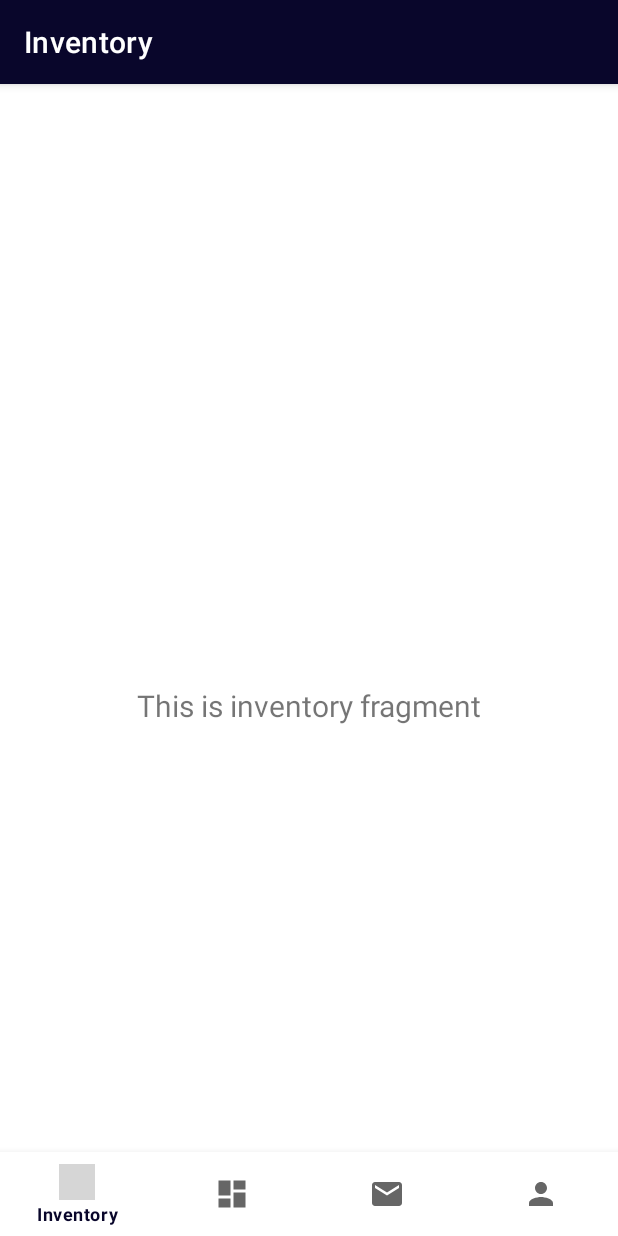
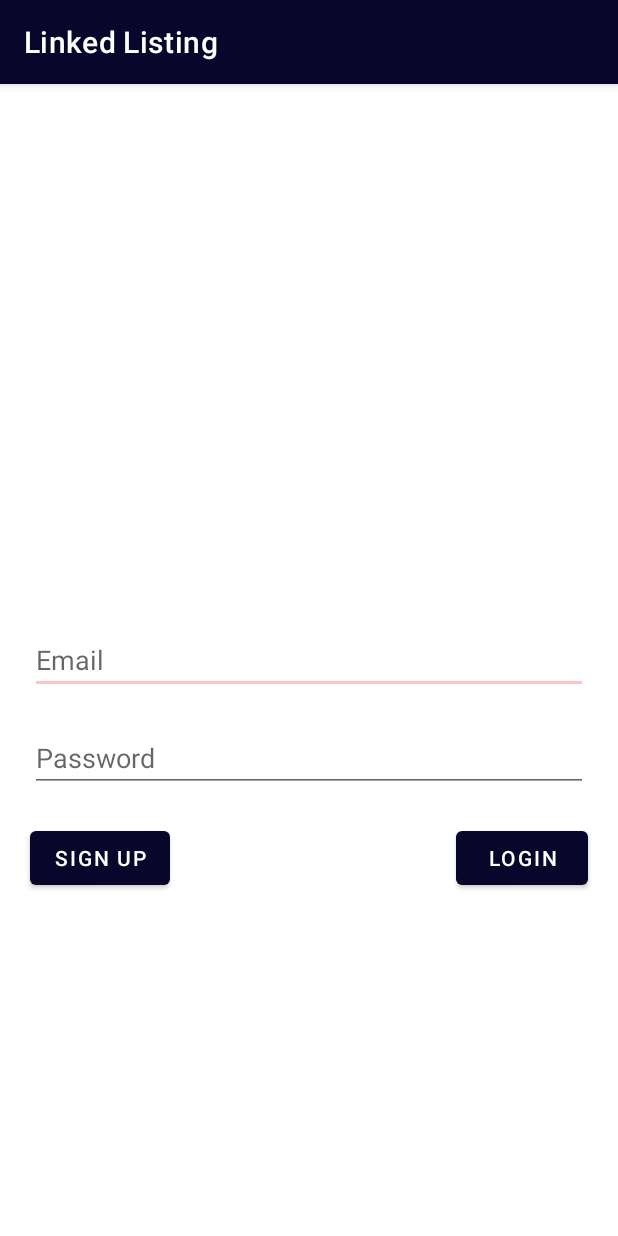
Before and after one commit to dylans1lk/LinkedListing, an Android app: the screen it shows after launch (MainActivity before the commit, SplashActivity after it), on a phone screen of 412 x 824 dp. Run offline under Robolectric (Android 15) with nearby library versions, the phone set to English and light mode, and no system bars; our stand-ins replace Firebase (no records; nobody signed in at launch, a user with empty details on screens opened directly); grey boxes are pictures that could not be loaded.

Commit message:
Implemented firebase login and logout

```diff
--- a/app/src/main/java/com/app/linkedlisting/SplashActivity.java
+++ b/app/src/main/java/com/app/linkedlisting/SplashActivity.java
@@ -2,36 +2,107 @@ package com.app.linkedlisting;
 
 import android.content.Intent;
 import android.os.Bundle;
-import android.os.Handler;
+import android.view.View;
+import android.widget.Button;
+import android.widget.EditText;
+import android.widget.Toast;
+import com.google.firebase.auth.FirebaseAuth;
+import com.google.firebase.auth.FirebaseUser;
+import androidx.appcompat.app.AppCompatActivity;
 
-import androidx.activity.EdgeToEdge;
-import androidx.appcompat.app.AppCompatActivity;
-import androidx.core.graphics.Insets;
-import androidx.core.view.ViewCompat;
-import androidx.core.view.WindowInsetsCompat;
 
 public class SplashActivity extends AppCompatActivity {
+
+    private FirebaseAuth mAuth;
+    private EditText emailEditText, passwordEditText;
+    private Button loginButton, signupButton;
 
     @Override
     protected void onCreate(Bundle savedInstanceState) {
         super.onCreate(savedInstanceState);
-        EdgeToEdge.enable(this);
         setContentView(R.layout.activity_splash);
-        ViewCompat.setOnApplyWindowInsetsListener(findViewById(R.id.main), (v, insets) -> {
-            Insets systemBars = insets.getInsets(WindowInsetsCompat.Type.systemBars());
-            v.setPadding(systemBars.left, systemBars.top, systemBars.right, systemBars.bottom);
-            return insets;
+
+        mAuth = FirebaseAuth.getInstance();
+
+        // Initialize UI elements
+        emailEditText = findViewById(R.id.emailEditText);
+        passwordEditText = findViewById(R.id.passwordEditText);
+        loginButton = findViewById(R.id.loginButton);
+        signupButton = findViewById(R.id.signupButton);
+
+        loginButton.setOnClickListener(v -> loginUser());
+        signupButton.setOnClickListener(v -> createUser());
+
+        checkUser();
+    }
+
+    private void checkUser() {
+        // Check if user is signed in (non-null) and update UI accordingly.
+        FirebaseUser currentUser = mAuth.getCurrentUser();
+        if (currentUser != null) {
+            // User is already logged in, redirect to MainActivity
+            navigateToMainActivity();
+        } else {
+            // No user is logged in, show login/signup UI
+            showLoginSignupUI();
+        }
+    }
+
+    private void showLoginSignupUI() {
+        // Make login/signup UI visible
+        emailEditText.setVisibility(View.VISIBLE);
+        passwordEditText.setVisibility(View.VISIBLE);
+        loginButton.setVisibility(View.VISIBLE);
+        signupButton.setVisibility(View.VISIBLE);
+    }
+
+    private void loginUser() {
+        String email = emailEditText.getText().toString().trim();
+        String password = passwordEditText.getText().toString().trim();
+
+        // Simple validation
+        if (email.isEmpty() || password.isEmpty()) {
+            Toast.makeText(this, "Please enter both email and password.", Toast.LENGTH_SHORT).show();
+            return;
+        }
+
+        // Authenticate the user
+        mAuth.signInWithEmailAndPassword(email, password).addOnCompleteListener(this, task -> {
+            if (task.isSuccessful()) {
+                // Sign in success, navigate to MainActivity
+                navigateToMainActivity();
+            } else {
+                // If sign in fails, display a message to the user.
+                Toast.makeText(SplashActivity.this, "Authentication failed.", Toast.LENGTH_SHORT).show();
+            }
         });
+    }
 
-        // allows the splash screen to be displayed for a set amount of time
-        // (change delayMillis for longer or shorter duration)
-        Handler handler = new Handler();
-        handler.postDelayed(new Runnable() {
-            @Override
-            public void run() {
-                startActivity(new Intent(SplashActivity.this,MainActivity.class));
-                finish();
+    private void createUser() {
+        String email = emailEditText.getText().toString().trim();
+        String password = passwordEditText.getText().toString().trim();
+
+        // Simple validation
+        if (email.isEmpty() || password.isEmpty()) {
+            Toast.makeText(this, "Please enter both email and password.", Toast.LENGTH_SHORT).show();
+            return;
+        }
+
+        // Create the user
+        mAuth.createUserWithEmailAndPassword(email, password).addOnCompleteListener(this, task -> {
+            if (task.isSuccessful()) {
+                // Sign up success, navigate to MainActivity
+                navigateToMainActivity();
+            } else {
+                // If sign up fails, display a message to the user.
+                Toast.makeText(SplashActivity.this, "Sign up failed.", Toast.LENGTH_SHORT).show();
             }
-        }, 5000);
+        });
+    }
+
+    private void navigateToMainActivity() {
+        Intent intent = new Intent(SplashActivity.this, MainActivity.class);
+        startActivity(intent);
+        finish();
     }
 }
--- a/app/src/main/res/layout/activity_splash.xml
+++ b/app/src/main/res/layout/activity_splash.xml
@@ -1,21 +1,51 @@
 <?xml version="1.0" encoding="utf-8"?>
-<!-- Gets the splash background and adds a loading circle onto it -->
 <RelativeLayout xmlns:android="http://schemas.android.com/apk/res/android"
-    xmlns:app="http://schemas.android.com/apk/res-auto"
     xmlns:tools="http://schemas.android.com/tools"
     android:id="@+id/main"
     android:layout_width="match_parent"
     android:layout_height="match_parent"
-    android:background="@drawable/ic_splash"
     tools:context=".SplashActivity">
 
-    <!-- Creates the loading circle -->
-    <ProgressBar
-        android:layout_width="80dp"
-        android:layout_height="80dp"
-        android:layout_alignParentBottom="true"
-        android:layout_centerHorizontal="true"
-        android:layout_marginBottom="280dp"
-        android:indeterminateTint="@color/blueWhite" />
+    <EditText
+        android:id="@+id/emailEditText"
+        android:layout_width="match_parent"
+        android:layout_height="wrap_content"
+        android:layout_centerInParent="true"
+        android:layout_marginStart="20dp"
+        android:layout_marginTop="20dp"
+        android:layout_marginEnd="20dp"
+        android:hint="@string/email"
+        android:inputType="textEmailAddress" />
+
+    <EditText
+        android:id="@+id/passwordEditText"
+        android:layout_width="match_parent"
+        android:layout_height="wrap_content"
+        android:layout_below="@id/emailEditText"
+        android:layout_marginStart="20dp"
+        android:layout_marginTop="20dp"
+        android:layout_marginEnd="20dp"
+        android:hint="@string/password"
+        android:inputType="textPassword" />
+
+    <Button
+        android:id="@+id/loginButton"
+        android:layout_width="wrap_content"
+        android:layout_height="wrap_content"
+        android:layout_below="@id/passwordEditText"
+        android:layout_marginTop="20dp"
+        android:layout_marginEnd="20dp"
+        android:layout_alignParentEnd="true"
+        android:text="@string/login" />
+
+    <Button
+        android:id="@+id/signupButton"
+        android:layout_width="wrap_content"
+        android:layout_height="wrap_content"
+        android:layout_below="@id/passwordEditText"
+        android:layout_marginTop="20dp"
+        android:layout_marginStart="20dp"
+        android:layout_alignParentStart="true"
+        android:text="@string/signup" />
 
 </RelativeLayout>
--- a/app/src/main/res/values/strings.xml
+++ b/app/src/main/res/values/strings.xml
@@ -4,4 +4,12 @@
     <string name="title_listings">Listings</string>
     <string name="title_messages">Messages</string>
     <string name="title_profile">Profile</string>
+
+    <string name="email">Email</string>
+    <string name="password">Password</string>
+    <string name="login">Login</string>
+    <string name="signup">Sign Up</string>
+
+    <string name="profile">Profile</string>
+
 </resources>
--- a/build.gradle.kts
+++ b/build.gradle.kts
@@ -1,4 +1,4 @@
-// Top-level build file where you can add configuration options common to all sub-projects/modules.
 plugins {
     alias(libs.plugins.androidApplication) apply false
+    id("com.google.gms.google-services") version "4.4.1" apply false
 }
```
Also changed, not shown: app/build.gradle.kts (+7 -0 lines), app/src/main/java/com/app/linkedlisting/ui/profile/ProfileFragment.java (+21 -2 lines), app/src/main/res/layout/fragment_profile.xml (+19 -14 lines), 1 other file.
